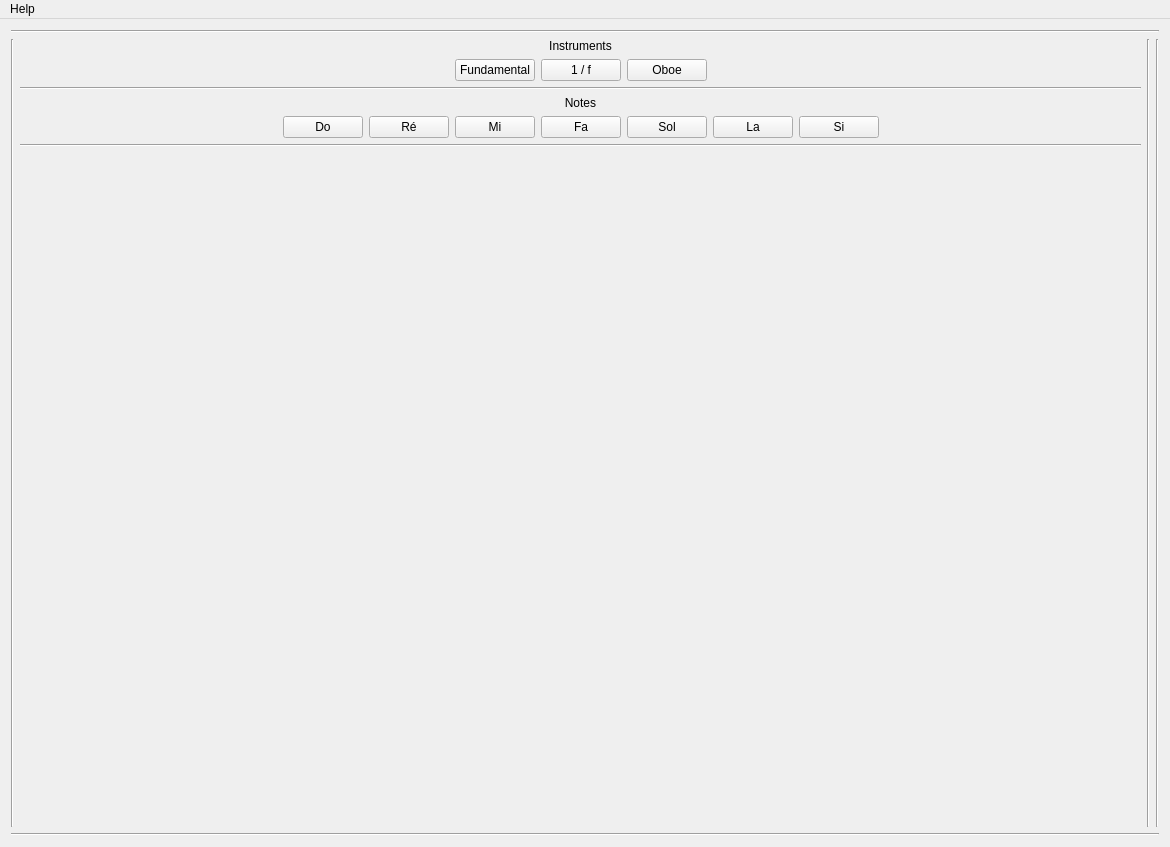
GuillaumeGibert/music, file app-music/ui/interface/MainWindow.ui: the form before one commit.
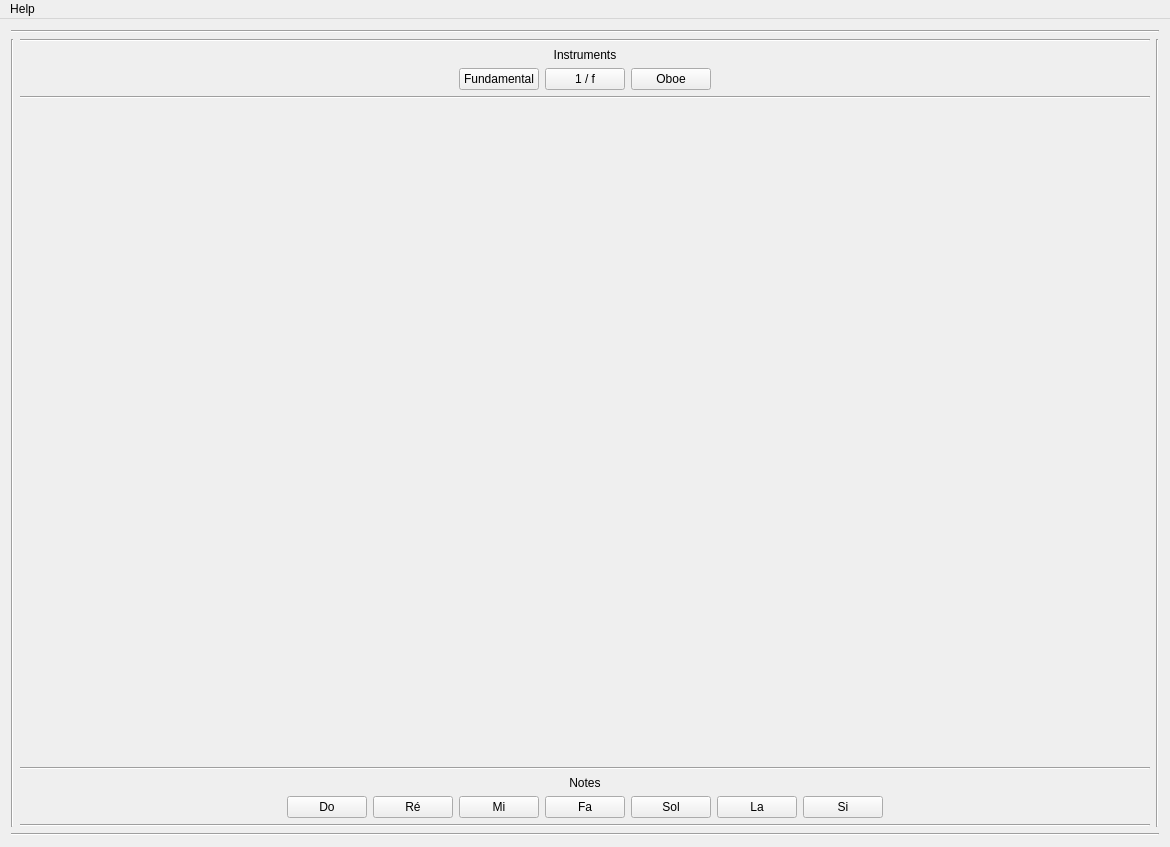
The form after the commit.

```diff
--- a/app-music/ui/interface/MainWindow.ui
+++ b/app-music/ui/interface/MainWindow.ui
@@ -33,6 +33,13 @@
       </item>
       <item>
        <layout class="QVBoxLayout" name="vlLeftPanel">
+        <item>
+         <widget class="Line" name="line_5">
+          <property name="orientation">
+           <enum>Qt::Horizontal</enum>
+          </property>
+         </widget>
+        </item>
         <item>
          <widget class="QLabel" name="labInstruments">
           <property name="text">
@@ -101,6 +108,42 @@
           </property>
          </widget>
         </item>
+        <item>
+         <spacer name="verticalSpacer">
+          <property name="orientation">
+           <enum>Qt::Vertical</enum>
+          </property>
+          <property name="sizeHint" stdset="0">
+           <size>
+            <width>20</width>
+            <height>40</height>
+           </size>
+          </property>
+         </spacer>
+        </item>
+        <item>
+         <layout class="QHBoxLayout" name="hlSignalDisplays"/>
+        </item>
+        <item>
+         <spacer name="verticalSpacer_2">
+          <property name="orientation">
+           <enum>Qt::Vertical</enum>
+          </property>
+          <property name="sizeHint" stdset="0">
+           <size>
+            <width>20</width>
+            <height>40</height>
+           </size>
+          </property>
+         </spacer>
+        </item>
+        <item>
+         <widget class="Line" name="line_6">
+          <property name="orientation">
+           <enum>Qt::Horizontal</enum>
+          </property>
+         </widget>
+        </item>
         <item>
          <widget class="QLabel" name="labelNotes">
           <property name="text">
@@ -197,36 +240,6 @@
           </property>
          </widget>
         </item>
-        <item>
-         <spacer name="verticalSpacer">
-          <property name="orientation">
-           <enum>Qt::Vertical</enum>
-          </property>
-          <property name="sizeHint" stdset="0">
-           <size>
-            <width>20</width>
-            <height>40</height>
-           </size>
-          </property>
-         </spacer>
-        </item>
-        <item>
-         <layout class="QVBoxLayout" name="vlHarmonics"/>
-        </item>
-       </layout>
-      </item>
-      <item>
-       <widget class="Line" name="line_5">
-        <property name="orientation">
-         <enum>Qt::Vertical</enum>
-        </property>
-       </widget>
-      </item>
-      <item>
-       <layout class="QVBoxLayout" name="vlRightPanel">
-        <item>
-         <layout class="QVBoxLayout" name="vlSignal"/>
-        </item>
        </layout>
       </item>
       <item>
```
Left out of the diff: 4 changed lines with no effect on the pictures.
